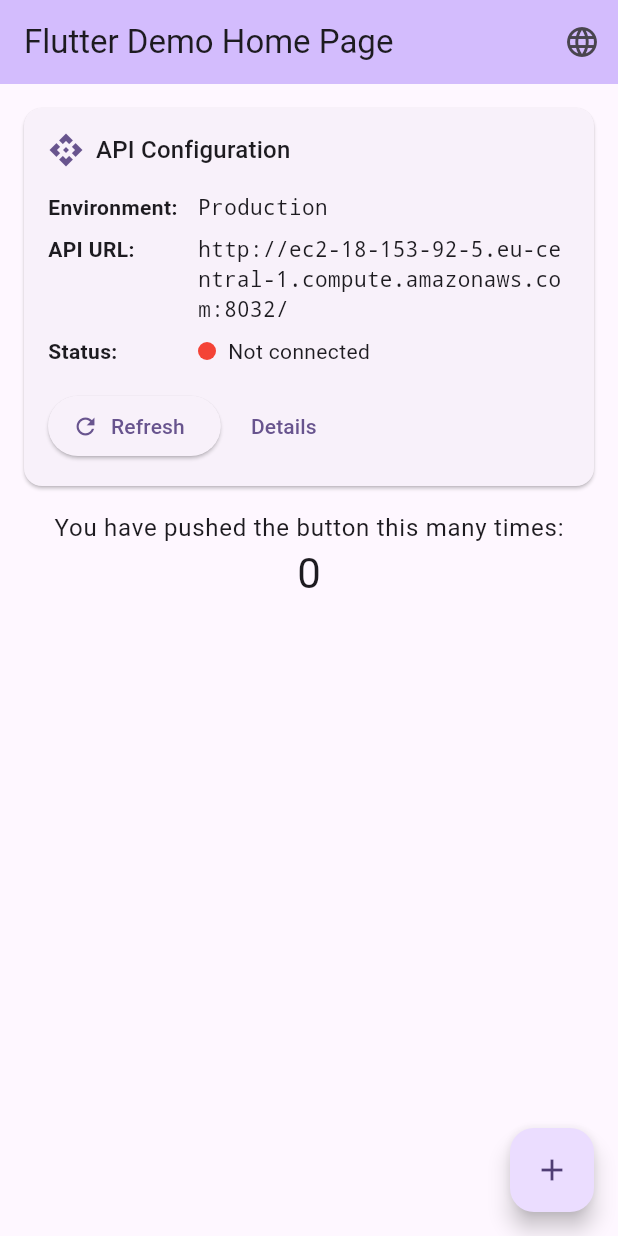
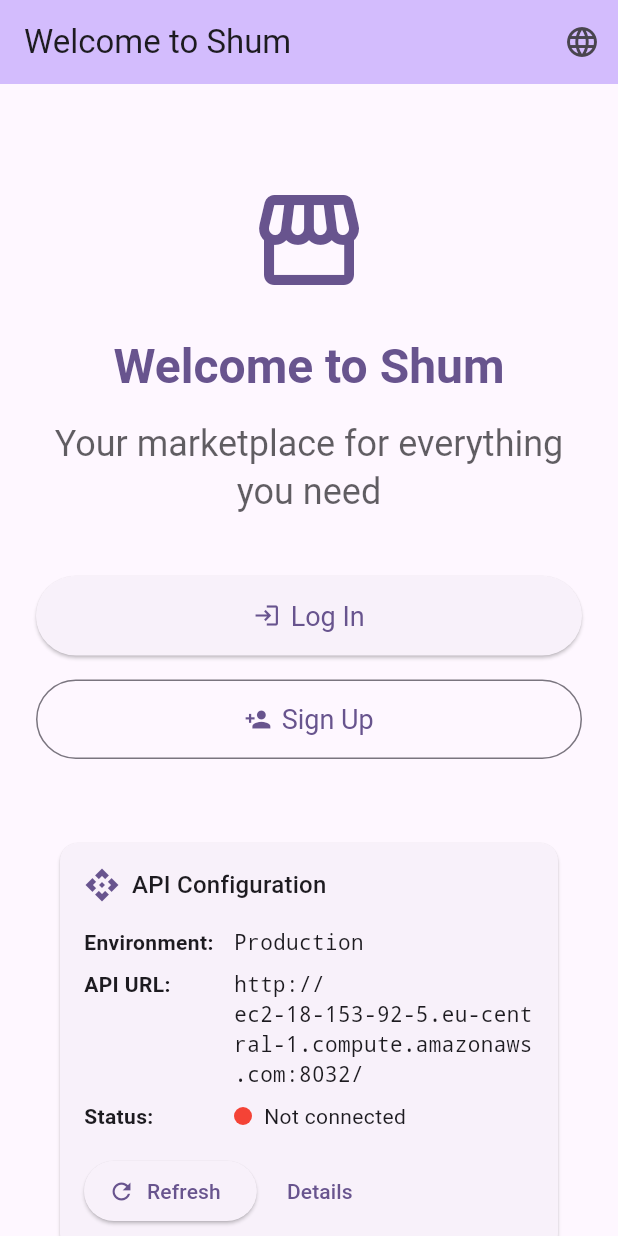
Before and after one commit to alexsukhrin/shum-ui, a Flutter app: the screen it shows after launch, on a phone screen of 412 x 824 dp. Run offline on Flutter 3.47's test engine with Material 3 defaults, Android fonts, the phone set to English and light mode, and no system bars; network calls fail.

Commit message:
Remove counter app and add router with Welcome, Login, and Sign Up pages

```diff
--- a/lib/main.dart
+++ b/lib/main.dart
@@ -1,7 +1,9 @@
 import 'package:flutter/material.dart';
 import 'package:flutter_localizations/flutter_localizations.dart';
 import 'l10n/app_localizations.dart';
-import 'widgets/api_status_widget.dart';
+import 'pages/welcome_page.dart';
+import 'pages/login_page.dart';
+import 'pages/signup_page.dart';
 
 void main() {
   runApp(const MyApp());
@@ -43,83 +45,12 @@
         colorScheme: ColorScheme.fromSeed(seedColor: Colors.deepPurple),
         useMaterial3: true,
       ),
-      home: MyHomePage(onLanguageChanged: _changeLanguage),
+      initialRoute: '/',
+      routes: {
+        '/': (context) => WelcomePage(onLanguageChanged: _changeLanguage),
+        '/login': (context) => LoginPage(onLanguageChanged: _changeLanguage),
+        '/signup': (context) => SignUpPage(onLanguageChanged: _changeLanguage),
+      },
     );
   }
 }
-
-class MyHomePage extends StatefulWidget {
-  final Function(Locale) onLanguageChanged;
-
-  const MyHomePage({super.key, required this.onLanguageChanged});
-
-  @override
-  State<MyHomePage> createState() => _MyHomePageState();
-}
-
-class _MyHomePageState extends State<MyHomePage> {
-  int _counter = 0;
-
-  void _incrementCounter() {
-    setState(() {
-      _counter++;
-    });
-  }
-
-  @override
-  Widget build(BuildContext context) {
-    return Scaffold(
-      appBar: AppBar(
-        backgroundColor: Theme.of(context).colorScheme.inversePrimary,
-        title: Text(AppLocalizations.of(context)?.counterTitle ?? 'Flutter Demo Home Page'),
-        actions: [
-          PopupMenuButton<Locale>(
-            icon: const Icon(Icons.language),
-            tooltip: AppLocalizations.of(context)?.languageSelector ?? 'Language',
-            onSelected: widget.onLanguageChanged,
-            itemBuilder: (BuildContext context) => [
-              PopupMenuItem<Locale>(
-                value: const Locale('en'),
-                child: Text(AppLocalizations.of(context)?.english ?? 'English'),
-              ),
-              PopupMenuItem<Locale>(
-                value: const Locale('uk'),
-                child: Text(AppLocalizations.of(context)?.ukrainian ?? 'Українська'),
-              ),
-            ],
-          ),
-        ],
-      ),
-      body: SingleChildScrollView(
-        child: Column(
-          children: [
-            // API Status Widget
-            const ApiStatusWidget(),
-
-            // Counter Section
-            Center(
-              child: Column(
-                mainAxisAlignment: MainAxisAlignment.center,
-                children: <Widget>[
-                  Text(
-                    AppLocalizations.of(context)?.counterText ?? 'You have pushed the button this many times:',
-                    style: Theme.of(context).textTheme.bodyLarge,
-                  ),
-                  Text(
-                    '$_counter',
-                    style: Theme.of(context).textTheme.headlineMedium,
-                  ),
-                ],
-              ),
-            ),
-          ],
-        ),
-      ),
-      floatingActionButton: FloatingActionButton(
-        onPressed: _incrementCounter,
-        tooltip: AppLocalizations.of(context)?.incrementButton ?? 'Increment',
-        child: const Icon(Icons.add),
-      ),
-    );
-  }
-}
--- /dev/null
+++ b/lib/pages/welcome_page.dart
@@ -0,0 +1,95 @@
+import 'package:flutter/material.dart';
+import '../widgets/api_status_widget.dart';
+
+class WelcomePage extends StatelessWidget {
+  final Function(Locale) onLanguageChanged;
+
+  const WelcomePage({super.key, required this.onLanguageChanged});
+
+  @override
+  Widget build(BuildContext context) {
+    return Scaffold(
+      appBar: AppBar(
+        backgroundColor: Theme.of(context).colorScheme.inversePrimary,
+        title: const Text('Welcome to Shum'),
+        actions: [
+          PopupMenuButton<Locale>(
+            icon: const Icon(Icons.language),
+            tooltip: 'Language',
+            onSelected: onLanguageChanged,
+            itemBuilder: (BuildContext context) => [
+              const PopupMenuItem<Locale>(
+                value: Locale('en'),
+                child: Text('English'),
+              ),
+              const PopupMenuItem<Locale>(
+                value: Locale('uk'),
+                child: Text('Українська'),
+              ),
+            ],
+          ),
+        ],
+      ),
+      body: SingleChildScrollView(
+        child: Padding(
+          padding: const EdgeInsets.all(24.0),
+          child: Column(
+            crossAxisAlignment: CrossAxisAlignment.stretch,
+            children: [
+              // Hero Section
+              const SizedBox(height: 40),
+              Icon(
+                Icons.storefront,
+                size: 80,
+                color: Theme.of(context).primaryColor,
+              ),
+              const SizedBox(height: 24),
+              Text(
+                'Welcome to Shum',
+                style: Theme.of(context).textTheme.headlineLarge?.copyWith(
+                  fontWeight: FontWeight.bold,
+                  color: Theme.of(context).primaryColor,
+                ),
+                textAlign: TextAlign.center,
+              ),
+              const SizedBox(height: 16),
+                              Text(
+                  'Your marketplace for everything you need',
+                  style: Theme.of(context).textTheme.headlineSmall?.copyWith(
+                    color: Theme.of(context).colorScheme.onSurface.withValues(alpha: 0.7),
+                  ),
+                  textAlign: TextAlign.center,
+                ),
+              const SizedBox(height: 40),
+
+              // Action Buttons
+              ElevatedButton.icon(
+                onPressed: () => Navigator.pushNamed(context, '/login'),
+                icon: const Icon(Icons.login),
+                label: const Text('Log In'),
+                style: ElevatedButton.styleFrom(
+                  padding: const EdgeInsets.symmetric(vertical: 16),
+                  textStyle: const TextStyle(fontSize: 18),
+                ),
+              ),
+              const SizedBox(height: 16),
+              OutlinedButton.icon(
+                onPressed: () => Navigator.pushNamed(context, '/signup'),
+                icon: const Icon(Icons.person_add),
+                label: const Text('Sign Up'),
+                style: OutlinedButton.styleFrom(
+                  padding: const EdgeInsets.symmetric(vertical: 16),
+                  textStyle: const TextStyle(fontSize: 18),
+                ),
+              ),
+              const SizedBox(height: 40),
+
+              // API Status Widget
+              const ApiStatusWidget(),
+            ],
+          ),
+        ),
+      ),
+    );
+  }
+}
```
Also changed, not shown: lib/pages/login_page.dart (added, +212 -0 lines), lib/pages/signup_page.dart (added, +305 -0 lines), 1 other file.
